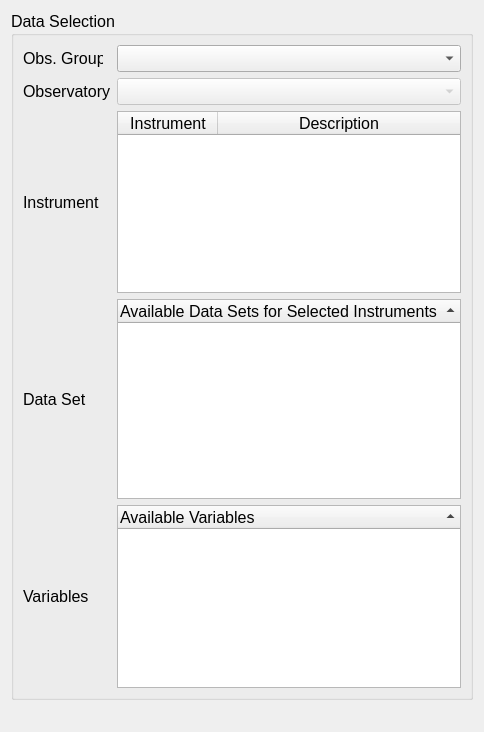
Qt form plugins/vtkSpaceCraftInfoFilter/ScInfoPropWidget.ui (ghost-kit/archive) before a commit.
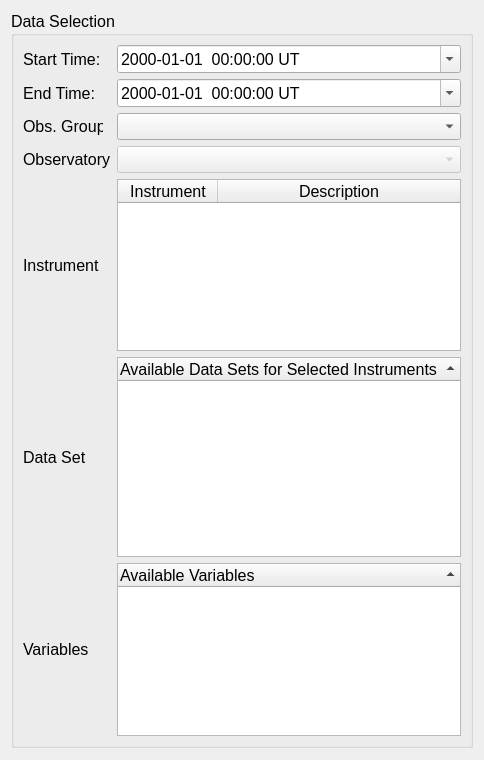
The same form after that commit.

Commit message: vtkSpaceCraftInfo: working on having both source and filter versions. Its taking a little longer than origanally thought because of some refactoring that is being done.  We almost have a functional custom source.

The edit to the form file:
```diff
--- a/plugins/vtkSpaceCraftInfoFilter/ScInfoPropWidget.ui
+++ b/plugins/vtkSpaceCraftInfoFilter/ScInfoPropWidget.ui
@@ -7,7 +7,7 @@
     <x>0</x>
     <y>0</y>
     <width>484</width>
-    <height>732</height>
+    <height>760</height>
    </rect>
   </property>
   <property name="windowTitle">
@@ -40,7 +40,7 @@
       <string>Data Selection</string>
      </property>
      <layout class="QGridLayout" name="gridLayout_2">
-      <item row="3" column="2">
+      <item row="4" column="2">
        <widget class="QTableWidget" name="Instruments">
         <property name="minimumSize">
          <size>
@@ -93,21 +93,21 @@
         </column>
        </widget>
       </item>
-      <item row="4" column="0">
+      <item row="5" column="0">
        <widget class="QLabel" name="DataSet_Label">
         <property name="text">
          <string>Data Set</string>
         </property>
        </widget>
       </item>
-      <item row="3" column="0">
+      <item row="4" column="0">
        <widget class="QLabel" name="Instruments_Label">
         <property name="text">
          <string>Instrument</string>
         </property>
        </widget>
       </item>
-      <item row="6" column="2">
+      <item row="7" column="2">
        <widget class="QTreeWidget" name="Variables">
         <property name="minimumSize">
          <size>
@@ -137,7 +137,7 @@
         </column>
        </widget>
       </item>
-      <item row="4" column="2">
+      <item row="5" column="2">
        <widget class="QTreeWidget" name="DataSet">
         <property name="minimumSize">
          <size>
@@ -182,7 +182,7 @@
         </column>
        </widget>
       </item>
-      <item row="1" column="0">
+      <item row="2" column="0">
        <widget class="QLabel" name="Group_Label">
         <property name="maximumSize">
          <size>
@@ -195,41 +195,41 @@
         </property>
        </widget>
       </item>
-      <item row="6" column="0">
+      <item row="7" column="0">
        <widget class="QLabel" name="Variables_Label">
         <property name="text">
          <string>Variables</string>
         </property>
        </widget>
       </item>
-      <item row="1" column="2">
-       <widget class="QComboBox" name="Group">
-        <property name="enabled">
-         <bool>true</bool>
-        </property>
-        <property name="minimumSize">
-         <size>
-          <width>265</width>
-          <height>0</height>
-         </size>
-        </property>
-        <property name="maximumSize">
-         <size>
-          <width>16777215</width>
-          <height>16777215</height>
-         </size>
-        </property>
-        <property name="focusPolicy">
-         <enum>Qt::ClickFocus</enum>
-        </property>
-        <item>
-         <property name="text">
-          <string/>
-         </property>
-        </item>
-       </widget>
-      </item>
       <item row="2" column="2">
+       <widget class="QComboBox" name="Group">
+        <property name="enabled">
+         <bool>true</bool>
+        </property>
+        <property name="minimumSize">
+         <size>
+          <width>265</width>
+          <height>0</height>
+         </size>
+        </property>
+        <property name="maximumSize">
+         <size>
+          <width>16777215</width>
+          <height>16777215</height>
+         </size>
+        </property>
+        <property name="focusPolicy">
+         <enum>Qt::ClickFocus</enum>
+        </property>
+        <item>
+         <property name="text">
+          <string/>
+         </property>
+        </item>
+       </widget>
+      </item>
+      <item row="3" column="2">
        <widget class="QComboBox" name="Observatory">
         <property name="enabled">
          <bool>false</bool>
@@ -256,13 +256,50 @@
         </item>
        </widget>
       </item>
-      <item row="2" column="0">
+      <item row="3" column="0">
        <widget class="QLabel" name="Observatory_Label">
         <property name="text">
          <string>Observatory</string>
         </property>
        </widget>
       </item>
+      <item row="1" column="2">
+       <widget class="QDateTimeEdit" name="endTime">
+        <property name="displayFormat">
+         <string>yyyy-MM-dd  hh:mm:ss UT</string>
+        </property>
+        <property name="calendarPopup">
+         <bool>true</bool>
+        </property>
+       </widget>
+      </item>
+      <item row="0" column="2">
+       <widget class="QDateTimeEdit" name="startTime">
+        <property name="displayFormat">
+         <string>yyyy-MM-dd  hh:mm:ss UT</string>
+        </property>
+        <property name="calendarPopup">
+         <bool>true</bool>
+        </property>
+        <property name="timeSpec">
+         <enum>Qt::UTC</enum>
+        </property>
+       </widget>
+      </item>
+      <item row="0" column="0">
+       <widget class="QLabel" name="startTime_Label">
+        <property name="text">
+         <string>Start Time:</string>
+        </property>
+       </widget>
+      </item>
+      <item row="1" column="0">
+       <widget class="QLabel" name="endTime_Label">
+        <property name="text">
+         <string>End Time:</string>
+        </property>
+       </widget>
+      </item>
      </layout>
      <zorder>Group</zorder>
      <zorder>Observatory</zorder>
```
Left out of the diff: 4 changed lines with no effect on the pictures. The commit also changes 8 other files.
